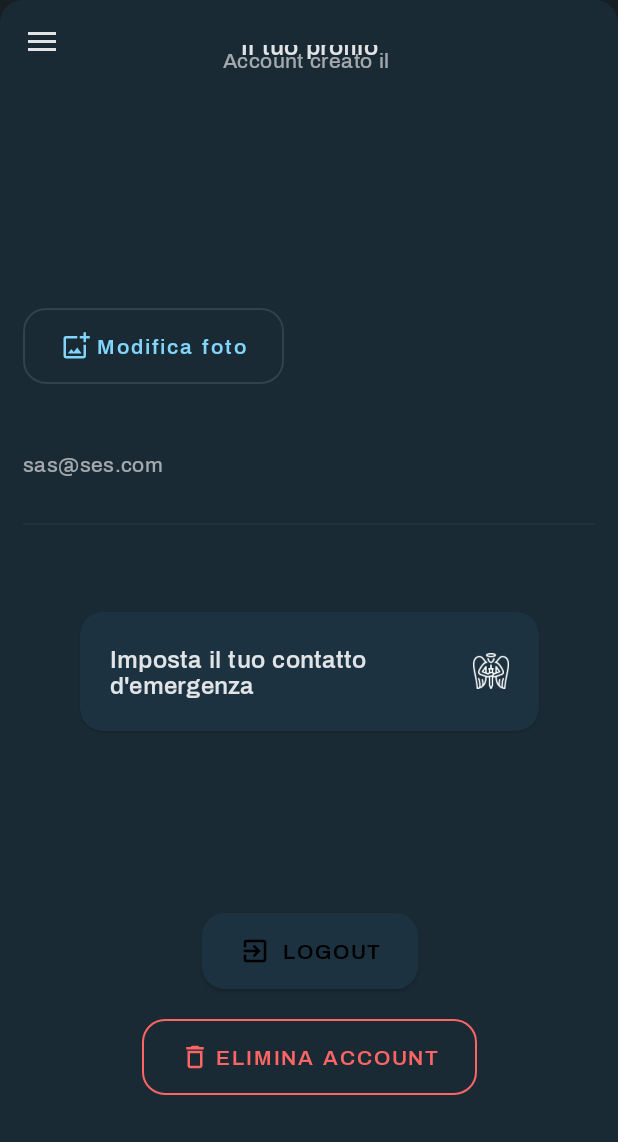
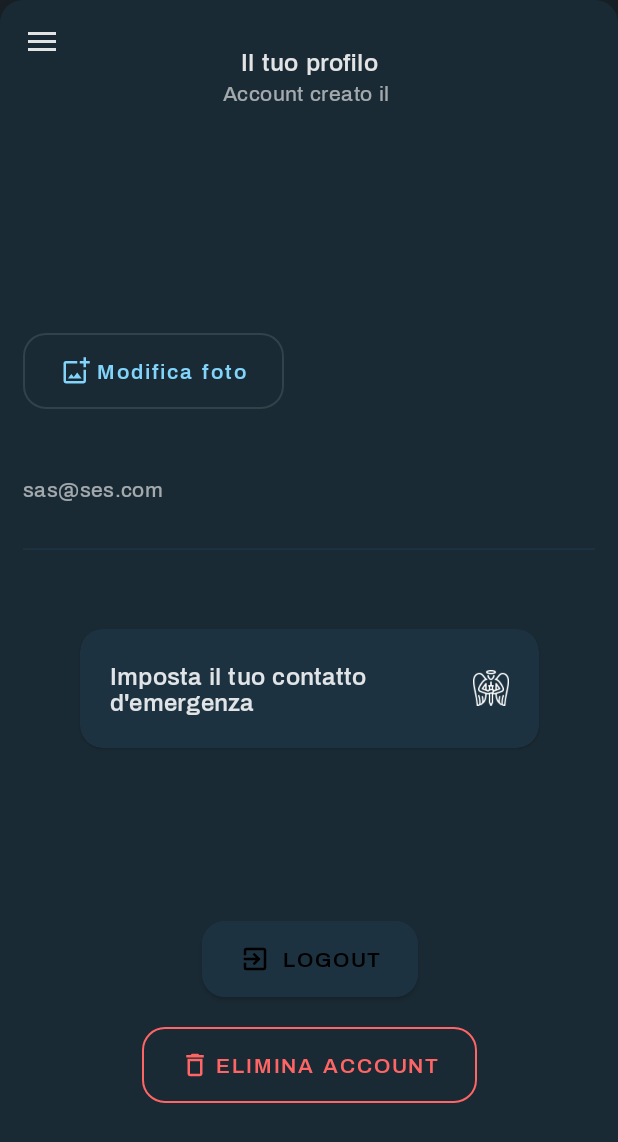
Before and after one commit to Syrinx98/Simul, an Android app: the ProfiloFragment screen opened through its navigation route, on a phone screen of 412 x 824 dp. Shown: the top 1142 px of the screen. Run offline under Robolectric (Android 15) with nearby library versions, the phone set to English and light mode, and no system bars; our stand-ins replace Firebase (no records; nobody signed in at launch, a user with empty details on screens opened directly), Picasso, navigation-ui; libraries missing offline, so code that uses them is left out: jp.wasabeef.picasso; pictures from the network do not load; 1 statement that could not run was skipped.

Commit message:
Scroll fixing

```diff
--- a/app/src/main/res/layout/fragment_profilo.xml
+++ b/app/src/main/res/layout/fragment_profilo.xml
@@ -170,7 +170,7 @@
             app:layout_constraintEnd_toEndOf="parent"
             app:layout_constraintHorizontal_bias="0.5"
             app:layout_constraintStart_toStartOf="parent"
-            tools:layout_editor_absoluteY="52dp" />
+            app:layout_constraintTop_toBottomOf="@+id/textView" />
 
         <TextView
             android:id="@+id/textView"
```
